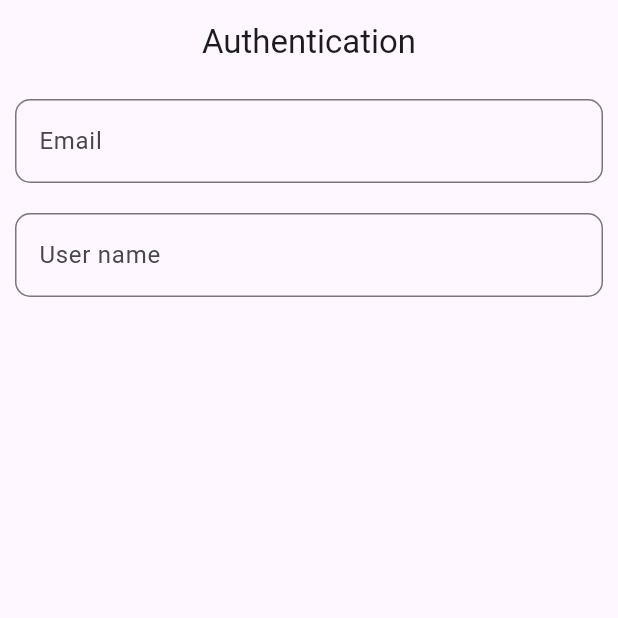
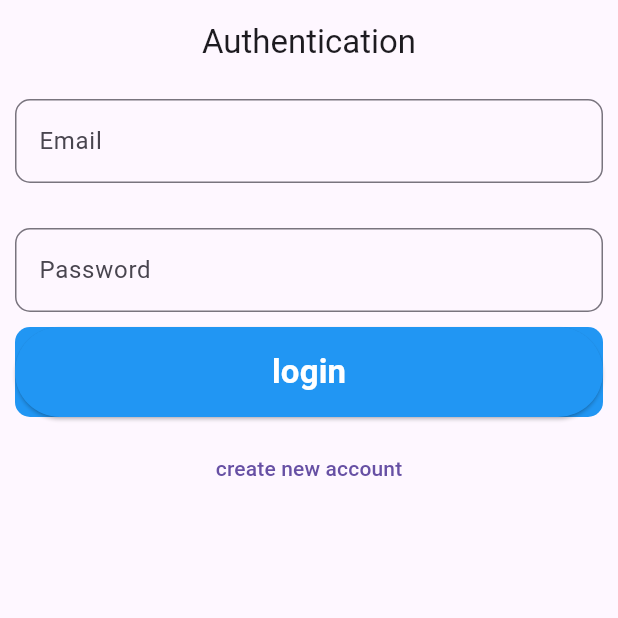
Before and after one commit to shakilahammed055/todo_app, a Flutter app: the screen it shows after launch, on a phone screen of 412 x 824 dp, the top half of it. Run offline on Flutter 3.47's test engine with Material 3 defaults, Android fonts, the phone set to English and light mode, and no system bars; our stand-ins replace cloud_firestore, firebase_auth, firebase_core, google_fonts; accounts and stored records are empty.

Commit message:
complete sign up and firebase authentication

```diff
--- a/lib/main.dart
+++ b/lib/main.dart
@@ -1,7 +1,15 @@
+import 'package:firebase_auth/firebase_auth.dart';
+import 'package:firebase_core/firebase_core.dart';
 import 'package:flutter/material.dart';
 import 'package:todo_app/screen/authscreen.dart';
+import 'package:todo_app/screen/homescreen.dart';
+import 'firebase_options.dart';
 
-void main(){
+void main()async{
+  WidgetsFlutterBinding.ensureInitialized();
+  await Firebase.initializeApp(
+    options: DefaultFirebaseOptions.currentPlatform,
+  );
   runApp(const MyApp());
 }
 
@@ -16,7 +24,15 @@ class MyApp extends StatelessWidget {
       theme: ThemeData(
         primarySwatch: Colors.blue
       ),
-      home: AuthScreen(),
+      home: StreamBuilder(stream: FirebaseAuth.instance.authStateChanges(),
+      builder: (context, userSnapshot){
+        if(userSnapshot.hasData){
+          return const HomeScreen();
+        }else{
+          return const AuthScreen();
+        }
+      },
+      ),
     );
   }
 }
--- a/lib/screen/authform.dart
+++ b/lib/screen/authform.dart
@@ -87,9 +87,39 @@ class _AuthFormState extends State<AuthForm> {
                   ),
                   // if(!_isLogin)
                   SizedBox(
-                    height: 20,
+                    height: 10,
                   ),
-                    TextFormField(
+                    if(!_isLogin)
+                    Padding(
+                      padding: const EdgeInsets.only(top: 10),
+                      child: TextFormField(
+                        // validator: (value){
+                        //   if(value!.isEmpty|| value.length<7){
+                        //     return "please enter a valid password";
+                        //   }
+                        //   return null;
+                        // },
+                        onSaved: (value){
+                          _username= value!;
+                        },
+                        key: ValueKey("username"),
+                        decoration: InputDecoration(
+                          labelText: "User name",
+                          hintText: "Enter your user name",
+                          labelStyle: GoogleFonts.roboto(),
+                          border: OutlineInputBorder(
+                            borderRadius: BorderRadius.circular(10),
+                          ),
+                        ),
+                      ),
+                    ),
+                  SizedBox(
+                    height: 10,
+                  ),
+                  Padding(
+                    padding: const EdgeInsets.only(top: 10),
+                    child: TextFormField(
+                      obscureText: true,
                       validator: (value){
                         if(value!.isEmpty|| value.length<7){
                           return "please enter a valid password";
@@ -99,16 +129,59 @@ class _AuthFormState extends State<AuthForm> {
                       onSaved: (value){
                         _username= value!;
                       },
-                      key: ValueKey("username"),
+                      key: ValueKey("password"),
                       decoration: InputDecoration(
-                        labelText: "User name",
-                        hintText: "Enter your user name",
+                        labelText: "Password",
+                        hintText: "Enter your password",
                         labelStyle: GoogleFonts.roboto(),
                         border: OutlineInputBorder(
                           borderRadius: BorderRadius.circular(10),
                         ),
                       ),
                     ),
+                  ),
+                  SizedBox(
+                    height: 10,
+                  ),
+                  Container(
+                    height: 60,
+                    width: double.infinity,
+                    decoration: BoxDecoration(
+                      borderRadius: BorderRadius.circular(10),
+                      color: Colors.blue,
+                    ),
+                    child: ElevatedButton(
+                      onPressed: (){
+                        startauthentication();
+                      },
+                      style: ElevatedButton.styleFrom(
+                        backgroundColor: Colors.blue,
+                      ),
+                      child: Text(
+                        _isLogin ? "login" : "sign Up",
+                        style: GoogleFonts.roboto(
+                          color: Colors.white,
+                          fontSize: 22,
+                          fontWeight: FontWeight.bold,
+                        ),
+                      ),
+                    ),
+                  ),
+                  SizedBox(
+                    height: 10,
+                  ),
+                  Container(
+                    child: TextButton(
+                      onPressed: (){
+                        setState(() {
+                          _isLogin = !_isLogin;
+                        });
+                      },
+                      child: Text(
+                        _isLogin ? "create new account" : "I already have an account",
+                      ),
+                    ),
+                  )
                 ],
               ),
             ),
--- a/lib/screen/authscreen.dart
+++ b/lib/screen/authscreen.dart
@@ -1,9 +1,14 @@
 import 'package:flutter/material.dart';
 import 'package:todo_app/screen/authform.dart';
 
-class AuthScreen extends StatelessWidget {
+class AuthScreen extends StatefulWidget {
   const AuthScreen({super.key});
 
+  @override
+  State<AuthScreen> createState() => _AuthScreenState();
+}
+
+class _AuthScreenState extends State<AuthScreen> {
   @override
   Widget build(BuildContext context) {
     return Scaffold(
--- /dev/null
+++ b/lib/screen/homescreen.dart
@@ -0,0 +1,10 @@
+import 'package:flutter/material.dart';
+
+class HomeScreen extends StatelessWidget {
+  const HomeScreen({super.key});
+
+  @override
+  Widget build(BuildContext context) {
+    return Scaffold();
+  }
+}
```
Also changed, not shown: firebase.json (added), lib/firebase_options.dart (added), 2 other files.
